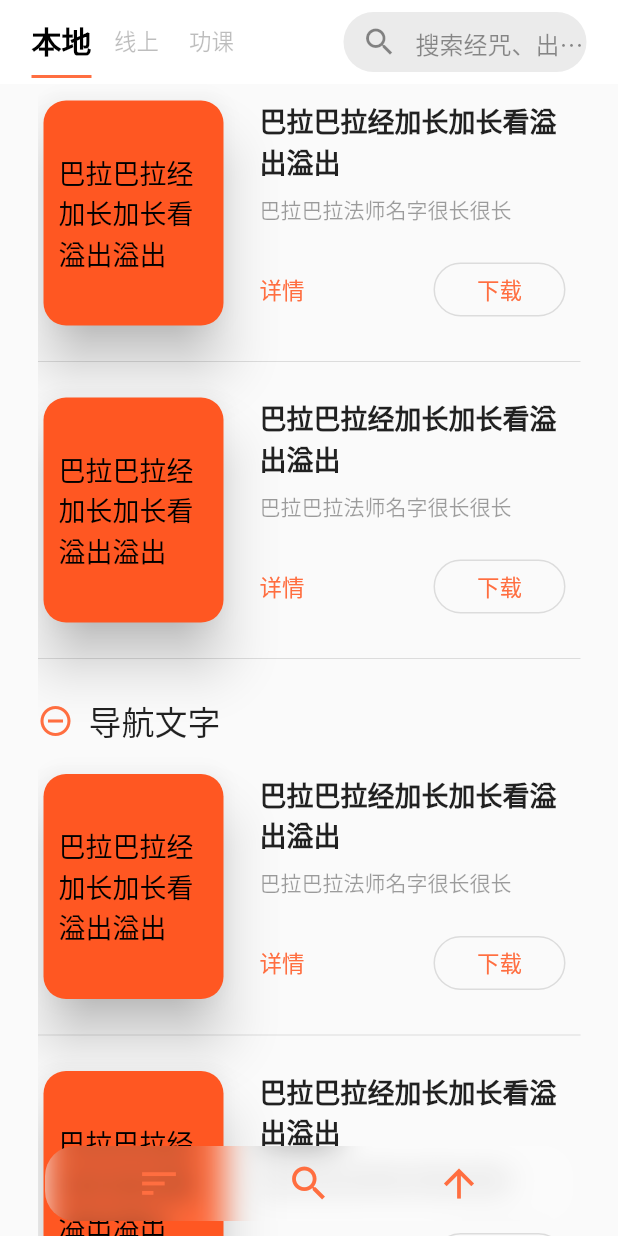
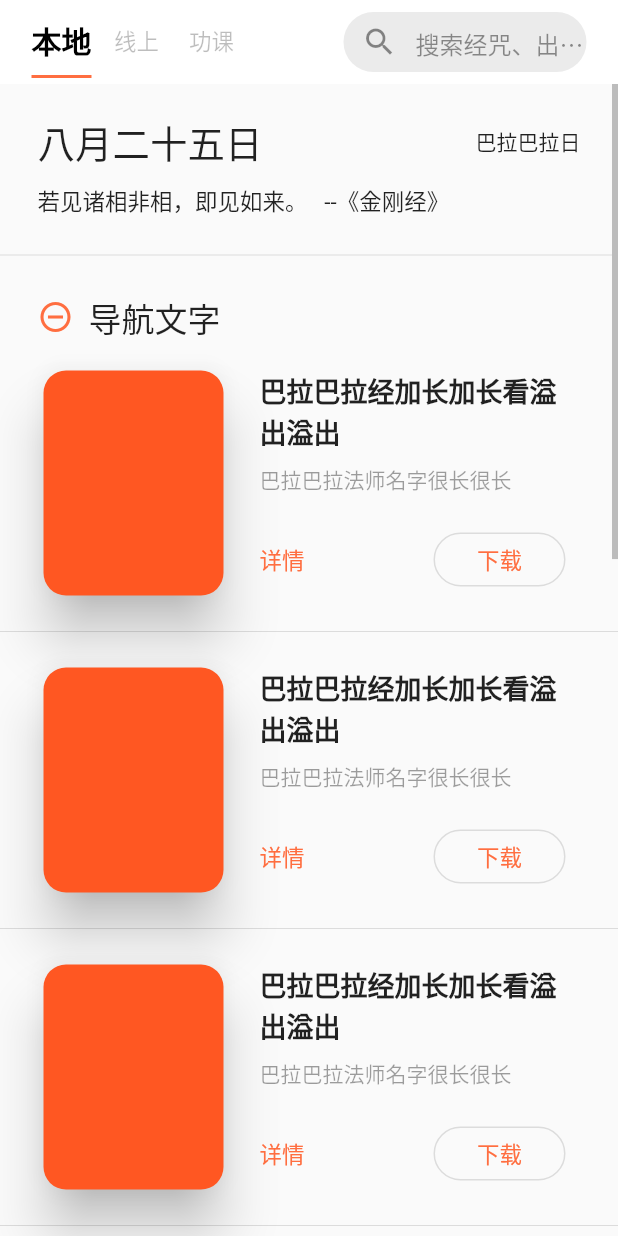
Before and after one commit to creatapp/zhu_yin_jing_zhou, a Flutter app: the screen it shows after launch, scrolled down 576 dp, after a tap on the "arrow upward" icon, on a phone screen of 412 x 824 dp. Run offline on Flutter 3.47's test engine with Material 2 defaults, Android fonts, the phone set to English and light mode, and no system bars; our stand-ins replace sqflite; accounts and stored records are empty; generated files the repository leaves out were written again; statements that could not run were skipped.

Commit message:
修改结构

```diff
--- a/lib/component/bottom_floating_navigation.dart
+++ b/lib/component/bottom_floating_navigation.dart
@@ -3,18 +3,25 @@ import 'dart:ui';
 
 class BottomFloatingNavigation extends StatefulWidget {
   @override
-  BottomFloatingNavigationState createState() => BottomFloatingNavigationState();
+  BottomFloatingNavigationState createState() => BottomFloatingNavigationState(_scrollController);
+
+  final ScrollController _scrollController;
+
+  BottomFloatingNavigation(this._scrollController);
 }
 
 class BottomFloatingNavigationState extends State<BottomFloatingNavigation> {
+
+  final ScrollController _scrollController;
+
+  BottomFloatingNavigationState(this._scrollController);
+
   @override
   Widget build(BuildContext context) {
     return Positioned(
       bottom: 10,
       left: 30,
       right: 30,
-      child: IgnorePointer(
-          ignoring: true,
       child: ClipRRect(
         borderRadius: BorderRadius.all(Radius.circular(20)),
         child: BackdropFilter(
@@ -41,14 +48,15 @@ class BottomFloatingNavigationState extends State<BottomFloatingNavigation> {
                 IconButton(
                   icon: Icon(Icons.arrow_upward),
                   color: Colors.deepOrangeAccent,
-                      onPressed: (){},
+                  onPressed: (){
+                    _scrollController.animateTo(.0, duration: Duration(milliseconds: 500), curve: Curves.easeInOut);
+                  },
                   iconSize: 30,
                 )
               ],
             ),
           ),
         ),
-          )
       ),
     );
   }
--- a/lib/component/library_list.dart
+++ b/lib/component/library_list.dart
@@ -1,17 +1,23 @@
 import 'package:flutter/gestures.dart';
 import 'package:flutter/material.dart';
+
 import 'package:zhu_yin_jing_zhou/component/title.dart';
-
 import 'package:zhu_yin_jing_zhou/model/book_item.dart';
 
 class LibraryList extends StatefulWidget {
   @override
-  LibraryListState createState() => LibraryListState();
+  LibraryListState createState() => LibraryListState(_scrollController);
+
+  final ScrollController _scrollController;
+
+  LibraryList(this._scrollController);
 }
 
 class LibraryListState extends State<LibraryList> {
   List<Object> _bookItemList = [];
-  final ScrollController _scrollController = ScrollController();
+  final ScrollController _scrollController;
+
+  LibraryListState(this._scrollController);
 
   @override
   void initState() {
@@ -29,7 +35,6 @@ class LibraryListState extends State<LibraryList> {
   @override
   void dispose() {
     super.dispose();
-    _scrollController.dispose();
   }
 
   Future<void> _retrieveData() async {
@@ -53,6 +58,7 @@ class LibraryListState extends State<LibraryList> {
   Widget build(BuildContext context) {
     return RefreshIndicator(
       onRefresh: _retrieveData,
+      child: Scrollbar(
         child: ListView.separated(
           itemCount: _bookItemList.length,
           itemBuilder: (context, index) {
@@ -79,7 +85,7 @@ class LibraryListState extends State<LibraryList> {
               return Column(
                 children: <Widget>[
                   Container(
-                  padding: EdgeInsets.only(top: 20),
+                      padding: EdgeInsets.only(top: 20, left: 25),
                       child: Row(
                         mainAxisAlignment: MainAxisAlignment.start,
                         children: <Widget>[
@@ -100,6 +106,7 @@ class LibraryListState extends State<LibraryList> {
           separatorBuilder: (context, index) => Divider(height: 10),
           controller: _scrollController,
         ),
+      )
     );
   }
 
@@ -109,7 +116,9 @@ class LibraryListState extends State<LibraryList> {
     return Column(
       children: <Widget>[
         Container(padding: EdgeInsets.only(top: 15),),
-        Row(
+        Container(
+          padding: EdgeInsets.symmetric(horizontal: 25),
+          child: Row(
             mainAxisAlignment: MainAxisAlignment.start,
             children: <Widget>[
               Card(
@@ -121,10 +130,10 @@ class LibraryListState extends State<LibraryList> {
                   height: 150,
                   width: 120,
                   padding: EdgeInsets.all(10),
-                child: Center(
-                  child: Text(bookItem.name,
-                    style: TextStyle(fontSize: 18, color: Colors.black),),
-                ),
+//                  child: Center(
+//                    child: Text(bookItem.name,
+//                      style: TextStyle(fontSize: 18, color: Colors.black),),
+//                  ),
                 ),
               ),
               Container(padding: EdgeInsets.only(left: 20),),
@@ -257,6 +266,7 @@ class LibraryListState extends State<LibraryList> {
               )
             ],
           ),
+        ),
         Container(padding: EdgeInsets.only(top: 15),),
       ],
     );
--- a/lib/component/title.dart
+++ b/lib/component/title.dart
@@ -13,6 +13,7 @@ class HomeTitleState extends State<HomeTitle> {
   Widget build(BuildContext context) {
     return Container(
       color: Colors.transparent,
+      padding: EdgeInsets.symmetric(horizontal: 25),
       child: Column(
         children: <Widget>[
           Container(padding: EdgeInsets.only(bottom: 20),),
--- a/lib/page/my_home_page.dart
+++ b/lib/page/my_home_page.dart
@@ -17,17 +17,33 @@ class MyHomePage extends StatefulWidget {
 class _MyHomePageState extends State<MyHomePage> with SingleTickerProviderStateMixin{
   final MyTheme myTheme = MyTheme.getInstance();
   TabController _tabController;
+  final ScrollController _scrollController = ScrollController(initialScrollOffset: 0, keepScrollOffset: true);
+  bool _isDisplayNavTool = false;
 
   @override
   void initState() {
     super.initState();
     _tabController = TabController(vsync: this, length: 3);
+
+    _scrollController.addListener((){
+      if (_scrollController.offset > 100 && !_isDisplayNavTool) {
+        setState(() {
+          _isDisplayNavTool = true;
+        });
+      } else if (_scrollController.offset < 100 && _isDisplayNavTool){
+        setState(() {
+          _isDisplayNavTool = false;
+        });
+      }
+//      debugPrint(_scrollController.offset.toString());
+    });
   }
 
   @override
   void dispose() {
     super.dispose();
     _tabController.dispose();
+    _scrollController.dispose();
   }
 
   @override
@@ -38,23 +54,20 @@ class _MyHomePageState extends State<MyHomePage> with SingleTickerProviderStateM
         children: <Widget>[
           Stack(
             children: <Widget>[
-              Container(
-                padding: EdgeInsets.only(left: 25, right: 25),
-                child: LibraryList(),
-              ),
-              BottomFloatingNavigation()
+              LibraryList(_scrollController),
+              _isDisplayNavTool ? BottomFloatingNavigation(_scrollController) : Text(''),
             ],
           ),
           Stack(
             children: <Widget>[
-              LibraryList(),
-              BottomFloatingNavigation()
+              LibraryList(_scrollController),
+              BottomFloatingNavigation(_scrollController)
             ],
           ),
           Stack(
             children: <Widget>[
-              LibraryList(),
-              BottomFloatingNavigation()
+              LibraryList(_scrollController),
+              BottomFloatingNavigation(_scrollController)
             ],
           ),
         ],
```
Also changed, not shown: 6 other files. Lines whose indentation alone changed are shown as unchanged.
